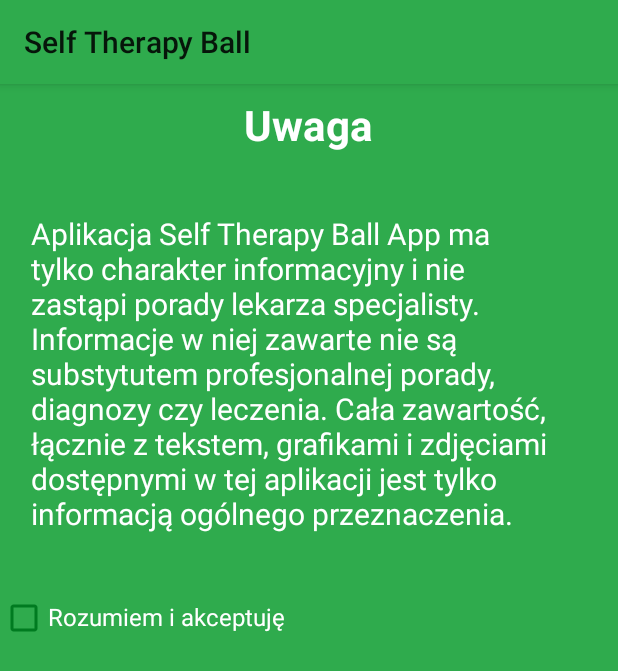
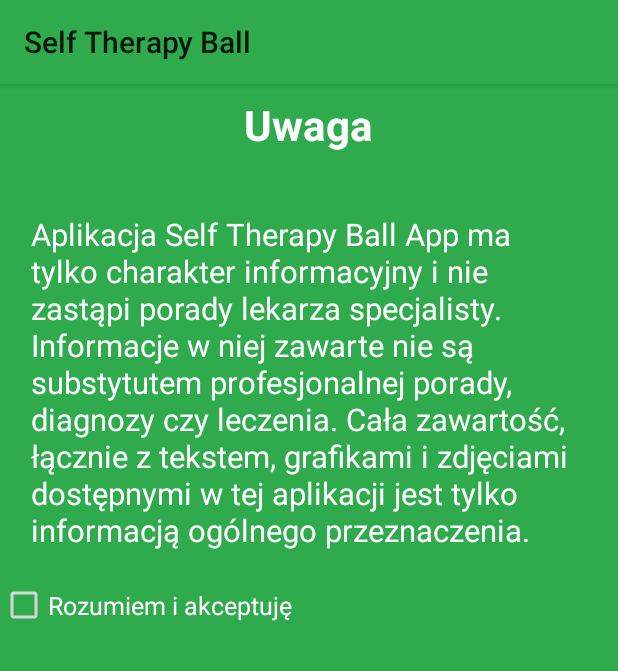
Before and after one commit to Kedrad/self-therapy-ball-app, an Android app: the fragment IntroThirdSlide shown on its own in the app's theme, on a phone screen of 412 x 824 dp. Shown: the top 671 px of the screen. Run offline under Robolectric (Android 15) with nearby library versions, the phone set to English and light mode, and no system bars; our stand-ins replace ButterKnife, sdp/ssp sizes; libraries missing offline, so code that uses them is left out: carbon.widget, com.github.paolorotolo.appintro; plain views replace CheckBox; 1 statement that could not run was skipped.

Commit message:
Small UI fixes

```diff
--- a/app/src/main/java/com/kedrad/selftherapyball/IntroThirdSlide.java
+++ b/app/src/main/java/com/kedrad/selftherapyball/IntroThirdSlide.java
@@ -4,6 +4,7 @@ import android.content.Context;
 import android.os.Bundle;
 import android.support.design.widget.Snackbar;
 import android.support.v4.app.Fragment;
+import android.support.v7.widget.AppCompatCheckBox;
 import android.view.LayoutInflater;
 import android.view.View;
 import android.view.ViewGroup;
--- a/app/src/main/res/layout/fragment_intro_third_slide_content.xml
+++ b/app/src/main/res/layout/fragment_intro_third_slide_content.xml
@@ -1,7 +1,12 @@
 <?xml version="1.0" encoding="utf-8"?>
-<merge xmlns:android="http://schemas.android.com/apk/res/android"
+<LinearLayout
+    android:layout_height="wrap_content"
+    android:layout_width="match_parent"
+    xmlns:android="http://schemas.android.com/apk/res/android"
     xmlns:tools="http://schemas.android.com/tools"
-    xmlns:app="http://schemas.android.com/apk/res-auto">
+    xmlns:app="http://schemas.android.com/apk/res-auto"
+    android:background="@color/colorPrimary"
+    android:orientation="vertical">
 
     <LinearLayout android:layout_width="match_parent"
         android:layout_height="wrap_content"
@@ -40,7 +45,7 @@
                 android:layout_weight="0.9"
                 android:gravity="left"
                 android:textColor="@android:color/white"
-                android:textSize="20sp"
+                android:textSize="@dimen/_16ssp"
                 android:text="@string/intro_description_third_disclaimer"/>
         </LinearLayout>
     </LinearLayout>
@@ -51,7 +56,7 @@
         android:layout_height="wrap_content"
         android:gravity="left"
         android:orientation="horizontal"
-        android:layout_marginTop="40dp"
+        android:layout_marginTop="20dp"
 
         >
 
@@ -60,17 +65,13 @@
             android:layout_width="wrap_content"
             android:layout_height="wrap_content"
             android:theme="@style/CheckboxStyle"
+            app:buttonTint="@color/carbon_white"
+            android:text="@string/intro_accept_text"
+            android:textColor="@android:color/white"
+            android:textSize="@dimen/_13ssp"
             />
 
 
-        <TextView
-            android:id="@+id/accept_text"
-            android:layout_width="wrap_content"
-            android:layout_height="wrap_content"
-            android:textColor="@android:color/white"
-            android:textSize="16sp"
-            android:text="@string/intro_accept_text"
-           />
 
     </LinearLayout>
 
@@ -80,4 +81,4 @@
 
 
 
-</merge>
+</LinearLayout>
--- a/app/src/main/res/values/styles.xml
+++ b/app/src/main/res/values/styles.xml
@@ -30,10 +30,10 @@
     </style>
 
     <style name="CheckboxStyle" parent="AppTheme">
-        <item name="colorAccent">@color/colorPrimaryDark</item>
-        <item name="colorPrimary">@color/colorPrimaryDark</item>
-        <item name="colorPrimaryDark">@color/colorPrimaryDark</item>
-        <item name="android:textColorSecondary">@color/colorPrimaryDark</item>
+        <item name="colorAccent">@color/carbon_white</item>
+        <item name="colorPrimary">@color/carbon_white</item>
+        <item name="colorPrimaryDark">@color/carbon_white</item>
+        <item name="android:textColorSecondary">@color/carbon_white</item>
     </style>
 
 </resources>
```
